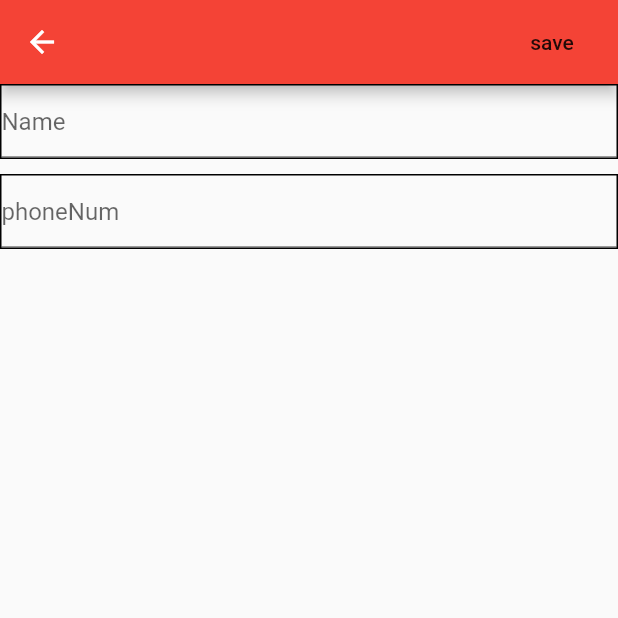
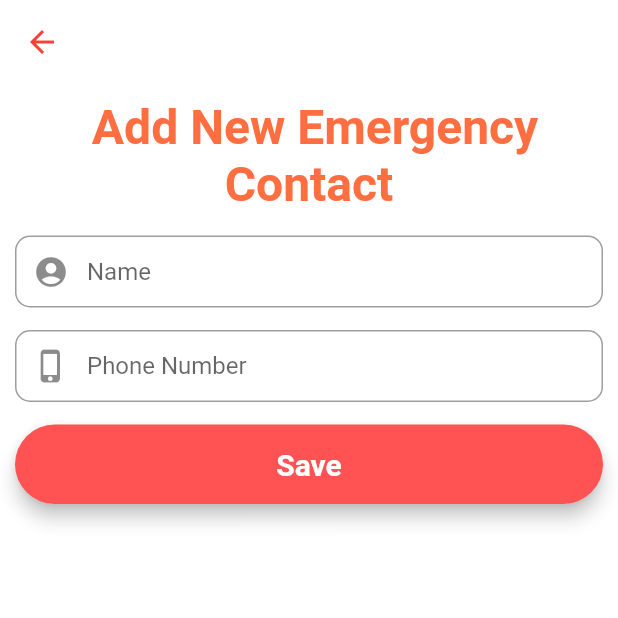
Before and after one commit to fzirdn/FYP_EMCommunity, a Flutter app: the AddContactPage screen opened directly, on a phone screen of 412 x 824 dp, the top half of it. Run offline on Flutter 3.47's test engine with Material 2 defaults, Android fonts, the phone set to English and light mode, and no system bars; our stand-ins replace cloud_firestore, firebase_auth, firebase_core, fluttertoast; missing offline and left inert: cloud_firestore_web, firebase_auth_web, firebase_core_web; accounts and stored records are empty.

Commit message:
Update add_contact.dart

```diff
--- a/lib/contactlist/add_contact.dart
+++ b/lib/contactlist/add_contact.dart
@@ -1,5 +1,6 @@
 import 'package:cloud_firestore/cloud_firestore.dart';
 import 'package:emcommunity_fyp/ui/contactlist/contact_list.dart';
+import 'package:emcommunity_fyp/ui/home_ui.dart';
 import 'package:flutter/material.dart';
 
 class AddContactPage extends StatelessWidget {
@@ -10,52 +11,122 @@ class AddContactPage extends StatelessWidget {
 
   CollectionReference ref = FirebaseFirestore.instance.collection('contacts');
 
+  //form key
+  final _formKey = GlobalKey<FormState>();
+
   @override
   Widget build(BuildContext context) {
-    return Scaffold(
-      appBar: AppBar(
-        actions: [
-          MaterialButton(onPressed: () {
-            ref.add({
+
+    //Name Field
+    final nameField = TextFormField(
+      autofocus: false,
+      controller: name,
+      keyboardType: TextInputType.text,
+      textInputAction: TextInputAction.next,
+      decoration: InputDecoration(
+        prefixIcon: Icon(Icons.account_circle_rounded),
+        contentPadding: EdgeInsets.fromLTRB(0, 0, 0, 0),
+        hintText: "Name",
+        border: OutlineInputBorder(
+          borderRadius: BorderRadius.circular(10),
+        ),
+      ),
+    );
+
+    //Phone Num Field
+    final phoneNumField = TextFormField(
+      autofocus: false,
+      controller: phoneNum,
+      keyboardType: TextInputType.text,
+      textInputAction: TextInputAction.next,
+      decoration: InputDecoration(
+        prefixIcon: Icon(Icons.phone_iphone_rounded),
+        contentPadding: EdgeInsets.fromLTRB(0, 15, 20, 0),
+        hintText: "Phone Number",
+        border: OutlineInputBorder(
+          borderRadius: BorderRadius.circular(10),
+        ),
+      ),
+    );
+
+    //Save Button
+    final saveButton = Material(
+      elevation: 5,
+      borderRadius: BorderRadius.circular(30),
+      color: Colors.redAccent,
+      child: MaterialButton(
+        padding: EdgeInsets.fromLTRB(20, 15, 20, 15),
+        minWidth: MediaQuery.of(context).size.width,
+        onPressed: (){
+          ref.add({
               'name': name.text,
               'phoneNum': phoneNum.text,
             }).whenComplete(() {
               Navigator.pushReplacement(
                 context, MaterialPageRoute(builder: (_) => ContactListPage()));
             });
-          },
-          child: Text("save"),
+        },
+        child: Text(
+          "Save",
+          textAlign: TextAlign.center,
+          style: TextStyle(
+            fontSize: 20, color: Colors.white, fontWeight: FontWeight.bold,
           ),
-        ],
+        ),
+    ));
+
+    return Scaffold(
+      backgroundColor: Colors.white,
+      appBar: AppBar(
+        title: Text("Emergency Contact List"),
+        backgroundColor: Colors.transparent,
+        elevation: 0,
+        leading: IconButton(
+          icon: Icon(Icons.arrow_back),
+          color: Colors.red,
+          onPressed: (){
+            Navigator.pushReplacement(context, MaterialPageRoute(builder: (_) => HomePage()));
+          }),
       ),
       body: Container(
-        child: Column(
-          children: [
-            Container(
-              decoration: BoxDecoration(border: Border.all()),
-              child: TextField(
-                controller: name,
-                decoration: InputDecoration(
-                  hintText: 'Name',
+        child: SingleChildScrollView(
+          child: Container(
+            color: Colors.white,
+            child: Padding(
+              padding: const EdgeInsets.all(10.0),
+              child: Form(
+                key: _formKey,
+                child: Column(
+                  mainAxisAlignment: MainAxisAlignment.center,
+                  crossAxisAlignment: CrossAxisAlignment.center,
+                  children: <Widget>[
+
+                    Text(
+                      " Add New Emergency Contact ",
+                      textAlign: TextAlign.center,
+                      style: TextStyle(
+                          fontSize: 32,
+                          fontWeight: FontWeight.bold,
+                          color: Colors.deepOrangeAccent,
+                      ),
+                    ),
+                    SizedBox(height: 15),
+
+                    nameField,
+                    SizedBox(height: 15),
+
+                    phoneNumField,
+                    SizedBox(height: 15),
+
+                    saveButton,
+                    SizedBox(height: 15),
+                  ],
                 ),
               ),
             ),
-            SizedBox(
-              height: 10,
-            ),
-            Container(
-                decoration: BoxDecoration(border: Border.all()),
-                child: TextField(
-                  controller: phoneNum,
-                  decoration: InputDecoration(
-                    hintText: 'phoneNum',
-                  ),
-                ),
-            ),
-
-          ],
+          ),
         ),
-      ),
+      )
     );
   }
 }
```
